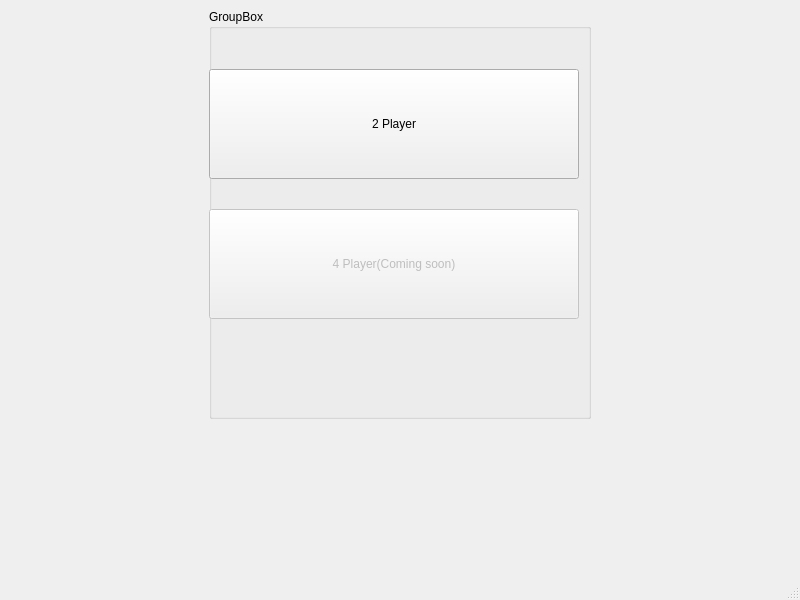
Old version of the form My_Beloved_Client/choose_mode.ui in the repository HoSaiN-643/QuantumDeck.
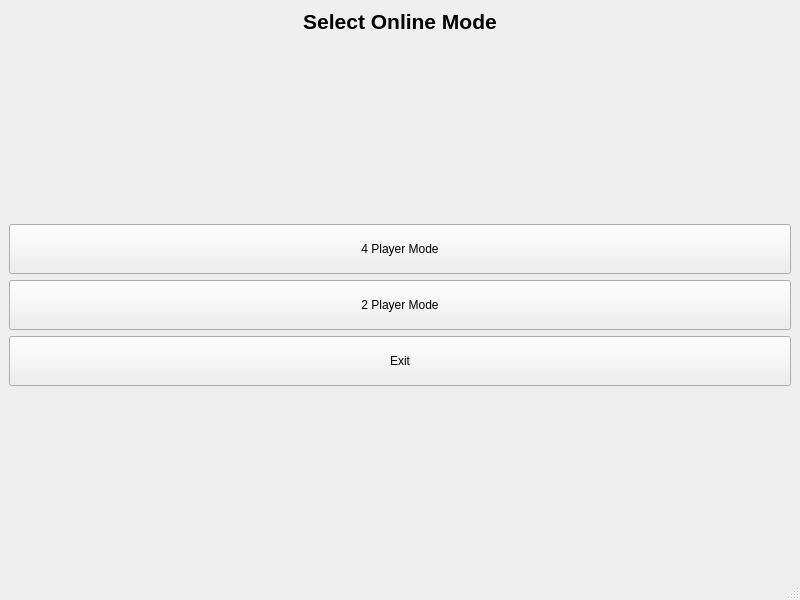
New version of the form.

Patch:
```diff
--- a/My_Beloved_Client/choose_mode.ui
+++ b/My_Beloved_Client/choose_mode.ui
@@ -14,90 +14,84 @@
    <string>MainWindow</string>
   </property>
   <widget class="QWidget" name="centralwidget">
-   <layout class="QGridLayout" name="gridLayout">
-    <item row="0" column="2">
-     <spacer name="horizontalSpacer_2">
-      <property name="orientation">
-       <enum>Qt::Orientation::Horizontal</enum>
+   <layout class="QVBoxLayout" name="verticalLayout">
+    <item>
+     <widget class="QLabel" name="titleLabel">
+      <property name="font">
+       <font>
+        <pointsize>16</pointsize>
+        <bold>true</bold>
+       </font>
       </property>
-      <property name="sizeType">
-       <enum>QSizePolicy::Policy::Fixed</enum>
+      <property name="text">
+       <string>Select Online Mode</string>
       </property>
+      <property name="alignment">
+       <set>Qt::AlignmentFlag::AlignCenter</set>
+      </property>
+     </widget>
+    </item>
+    <item>
+     <spacer name="verticalSpacer_1">
+      <property name="orientation">
+       <enum>Qt::Orientation::Vertical</enum>
+      </property>
       <property name="sizeHint" stdset="0">
        <size>
-        <width>200</width>
-        <height>20</height>
+        <width>20</width>
+        <height>40</height>
        </size>
       </property>
      </spacer>
     </item>
-    <item row="0" column="0">
-     <spacer name="horizontalSpacer">
-      <property name="orientation">
-       <enum>Qt::Orientation::Horizontal</enum>
+    <item>
+     <widget class="QPushButton" name="Player4_Btn">
+      <property name="minimumSize">
+       <size>
+        <width>200</width>
+        <height>50</height>
+       </size>
       </property>
-      <property name="sizeType">
-       <enum>QSizePolicy::Policy::Fixed</enum>
+      <property name="text">
+       <string>4 Player Mode</string>
       </property>
-      <property name="sizeHint" stdset="0">
+     </widget>
+    </item>
+    <item>
+     <widget class="QPushButton" name="Player2_Btn">
+      <property name="minimumSize">
        <size>
         <width>200</width>
-        <height>20</height>
+        <height>50</height>
        </size>
       </property>
-     </spacer>
+      <property name="text">
+       <string>2 Player Mode</string>
+      </property>
+     </widget>
     </item>
-    <item row="0" column="1">
-     <widget class="QGroupBox" name="groupBox">
-      <property name="enabled">
-       <bool>true</bool>
+    <item>
+     <widget class="QPushButton" name="exitButton">
+      <property name="minimumSize">
+       <size>
+        <width>200</width>
+        <height>50</height>
+       </size>
       </property>
-      <property name="title">
-       <string>GroupBox</string>
+      <property name="text">
+       <string>Exit</string>
       </property>
-      <widget class="QPushButton" name="Player2_Btn">
-       <property name="geometry">
-        <rect>
-         <x>0</x>
-         <y>60</y>
-         <width>370</width>
-         <height>110</height>
-        </rect>
-       </property>
-       <property name="text">
-        <string>2 Player</string>
-       </property>
-      </widget>
-      <widget class="QPushButton" name="Player4_Btn">
-       <property name="enabled">
-        <bool>false</bool>
-       </property>
-       <property name="geometry">
-        <rect>
-         <x>0</x>
-         <y>200</y>
-         <width>370</width>
-         <height>110</height>
-        </rect>
-       </property>
-       <property name="text">
-        <string>4 Player(Coming soon)</string>
-       </property>
-      </widget>
      </widget>
     </item>
-    <item row="1" column="1">
-     <spacer name="verticalSpacer">
+    <item>
+     <spacer name="verticalSpacer_2">
       <property name="orientation">
        <enum>Qt::Orientation::Vertical</enum>
       </property>
-      <property name="sizeType">
-       <enum>QSizePolicy::Policy::Fixed</enum>
-      </property>
       <property name="sizeHint" stdset="0">
        <size>
         <width>20</width>
-        <height>150</height>
+        <height>40</height>
        </size>
       </property>
      </spacer>
```
Left out of the diff: 2 changed lines with no effect on the pictures.
